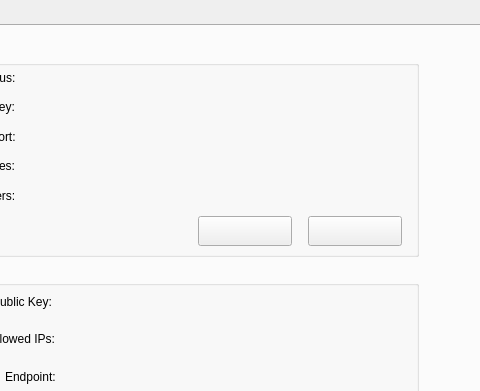
The window that src/ui/mainwindow.ui (raydwaipayan/wg-gui) describes before a commit, drawn with Qt 5; both pictures show x 344 to 824 and y 0 to 391 of the 824 by 637 pixel window.
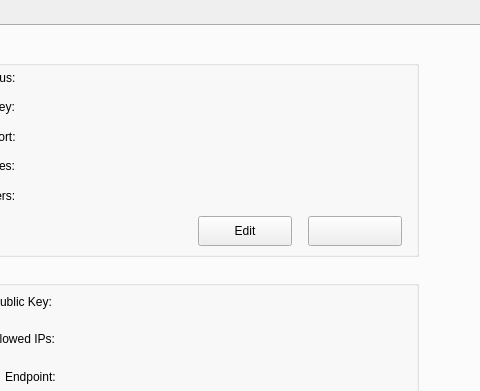
The same window after the commit.

Patch:
```diff
--- a/src/ui/mainwindow.ui
+++ b/src/ui/mainwindow.ui
@@ -285,7 +285,7 @@
         </rect>
        </property>
        <property name="text">
-        <string/>
+        <string>Edit</string>
        </property>
       </widget>
      </widget>
```
Left out of the diff: 6 changed lines with no effect on the pictures.
